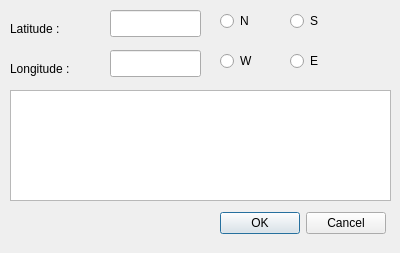
The window that setlocation.ui (larsnaesbye/tempus) describes before a commit, drawn with Qt 5.
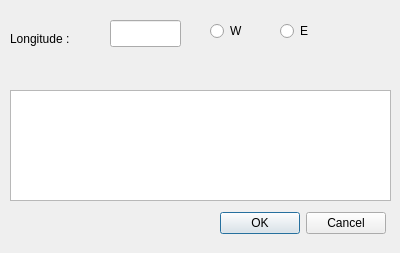
The same window after the commit.

Diff of the .ui file:
```diff
--- a/setlocation.ui
+++ b/setlocation.ui
@@ -42,44 +42,21 @@
     <set>QDialogButtonBox::Cancel|QDialogButtonBox::Ok</set>
    </property>
   </widget>
-  <widget class="QLineEdit" name="latbox">
-   <property name="geometry">
-    <rect>
-     <x>110</x>
-     <y>10</y>
-     <width>91</width>
-     <height>27</height>
-    </rect>
-   </property>
-  </widget>
   <widget class="QLineEdit" name="longbox">
    <property name="geometry">
     <rect>
      <x>110</x>
-     <y>50</y>
-     <width>91</width>
-     <height>27</height>
-    </rect>
-   </property>
-  </widget>
-  <widget class="QLabel" name="label">
-   <property name="geometry">
-    <rect>
-     <x>10</x>
      <y>20</y>
-     <width>67</width>
-     <height>17</height>
+     <width>71</width>
+     <height>27</height>
     </rect>
    </property>
-   <property name="text">
-    <string>Latitude :</string>
-   </property>
   </widget>
   <widget class="QLabel" name="label_2">
    <property name="geometry">
     <rect>
      <x>10</x>
-     <y>60</y>
+     <y>30</y>
      <width>81</width>
      <height>17</height>
     </rect>
@@ -88,37 +65,11 @@
     <string>Longitude :</string>
    </property>
   </widget>
-  <widget class="QRadioButton" name="radioButton">
-   <property name="geometry">
-    <rect>
-     <x>220</x>
-     <y>10</y>
-     <width>41</width>
-     <height>22</height>
-    </rect>
-   </property>
-   <property name="text">
-    <string>N</string>
-   </property>
-  </widget>
-  <widget class="QRadioButton" name="radioButton_2">
-   <property name="geometry">
-    <rect>
-     <x>290</x>
-     <y>10</y>
-     <width>41</width>
-     <height>22</height>
-    </rect>
-   </property>
-   <property name="text">
-    <string>S</string>
-   </property>
-  </widget>
   <widget class="QRadioButton" name="radioButton_3">
    <property name="geometry">
     <rect>
-     <x>290</x>
-     <y>50</y>
+     <x>280</x>
+     <y>20</y>
      <width>41</width>
      <height>22</height>
     </rect>
@@ -130,8 +81,8 @@
   <widget class="QRadioButton" name="radioButton_4">
    <property name="geometry">
     <rect>
-     <x>220</x>
-     <y>50</y>
+     <x>210</x>
+     <y>20</y>
      <width>41</width>
      <height>22</height>
     </rect>
```
